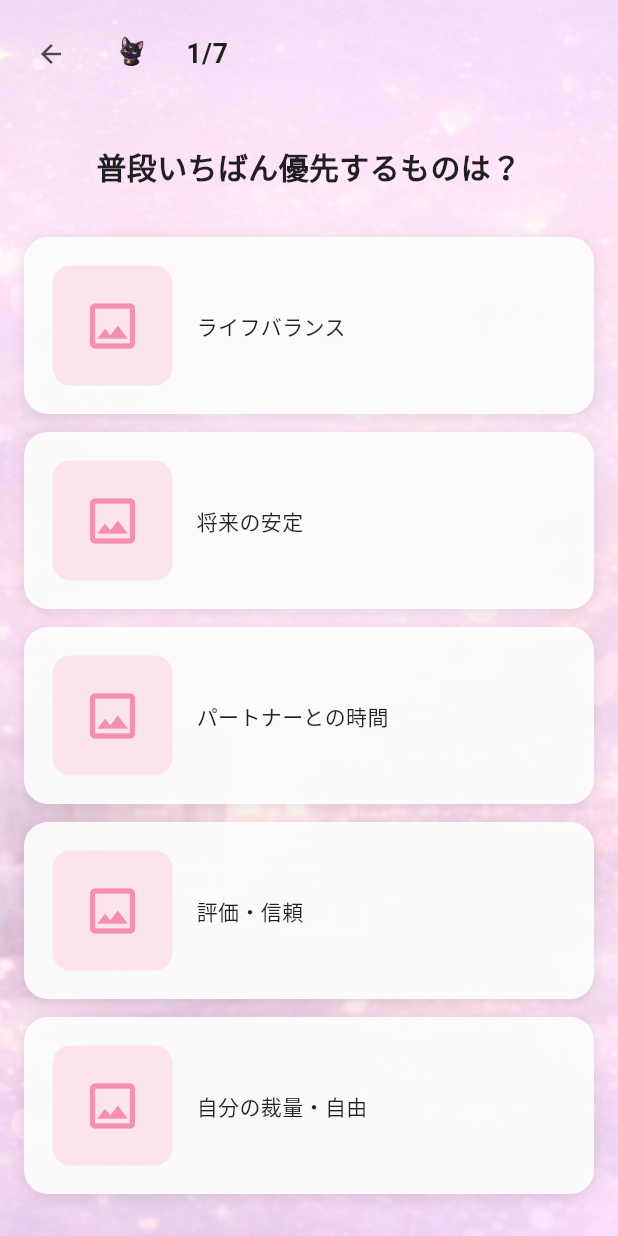
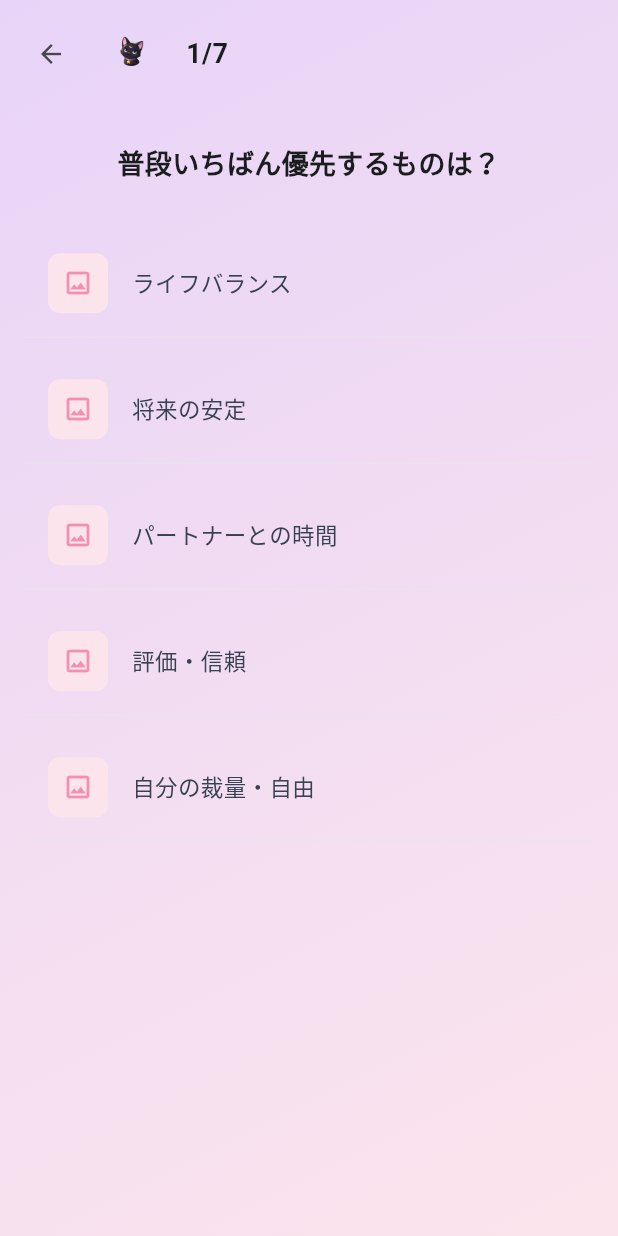
Before and after one commit to undefined-0825/permy, a Flutter app: the DiagnosisScreen screen opened directly with empty values, on a phone screen of 412 x 824 dp. Run offline on Flutter 3.47's test engine with Material 3 defaults, Android fonts, the phone set to English and light mode, and no system bars; our stand-ins replace flutter_secure_storage, shared_preferences; missing offline and left inert: receive_sharing_intent; accounts and stored records are empty; network calls fail; statements that could not run were skipped.

Commit message:
feat: design_rule.md に準拠した全画面デザイン統一
- 全画面で統一グラデーション背景 (#E8D4F8 → #FCE4EC) 適用
- Edge-less Flat スタイル採用（カード廃止、セパレーターのみ）
- 色コード統一：#1A1C1E (タイトル), #374151 (本文), #6B7280 (メタ)
- ボタン角丸を 28pt → 12pt に変更、無効化色を #E6DCE8 に統一
- タイポグラフィ体系統一：18pt/15pt/13pt (Bold/Regular/Medium)
- diagnosis_screen: 選択肢を Edge-less + Haptic フィードバック対応
- generate_screen: Card → 透明コンテナ + セパレーター
- 未使用変数・インポートを削除してコンパイルエラー解消
- SSOT.md の design_rule.md 参照記述を統一

対象画面：
- diagnosis_screen.dart
- generate_screen.dart
- settings_screen.dart
- onboarding_screen.dart
- migration_screen.dart
- persona_diagnosis_result_screen.dart
- about_privacy_screen.dart

```diff
--- a/frontend/lib/src/presentation/diagnosis_screen.dart
+++ b/frontend/lib/src/presentation/diagnosis_screen.dart
@@ -1,4 +1,5 @@
 import 'package:flutter/material.dart';
+import 'package:flutter/services.dart';
 
 import '../domain/persona_diagnosis.dart';
 
@@ -17,8 +18,6 @@ class _DiagnosisScreenState extends State<DiagnosisScreen> {
   String? _error;
   int _currentQuestionIndex = 0;
 
-  bool get _ready => _answers.length == diagnosisQuestions.length;
-
   @override
   Widget build(BuildContext context) {
     final question = diagnosisQuestions[_currentQuestionIndex];
@@ -26,15 +25,15 @@ class _DiagnosisScreenState extends State<DiagnosisScreen> {
         '${_currentQuestionIndex + 1}/${diagnosisQuestions.length}';
 
     return Scaffold(
-      backgroundColor: const Color(0xFFE8D4F8),
       body: Container(
         decoration: const BoxDecoration(
-          image: DecorationImage(
-            image: AssetImage(
-              'assets/images/backgrounds/diagnosis_background.png',
-            ),
-            fit: BoxFit.cover,
-            colorFilter: ColorFilter.mode(Color(0x66FFFFFF), BlendMode.lighten),
+          gradient: LinearGradient(
+            begin: Alignment.topLeft,
+            end: Alignment.bottomRight,
+            colors: [
+              Color(0xFFE8D4F8), // 淡いパープル
+              Color(0xFFFCE4EC), // 淡いピンク
+            ],
           ),
         ),
         child: SafeArea(
@@ -76,7 +75,7 @@ class _DiagnosisScreenState extends State<DiagnosisScreen> {
                       style: const TextStyle(
                         fontSize: 18,
                         fontWeight: FontWeight.bold,
-                        color: Colors.black87,
+                        color: Color(0xFF1A1C1E),
                       ),
                     ),
                   ],
@@ -95,10 +94,10 @@ class _DiagnosisScreenState extends State<DiagnosisScreen> {
                       Text(
                         question.title,
                         style: const TextStyle(
-                          fontSize: 20,
+                          fontSize: 18,
                           fontWeight: FontWeight.bold,
-                          color: Colors.black87,
-                          height: 1.5,
+                          color: Color(0xFF1A1C1E),
+                          height: 1.4,
                         ),
                         textAlign: TextAlign.center,
                       ),
@@ -149,9 +148,9 @@ class _DiagnosisScreenState extends State<DiagnosisScreen> {
                           style: ElevatedButton.styleFrom(
                             backgroundColor: const Color(0xFFFFB3C1),
                             foregroundColor: Colors.white,
-                            disabledBackgroundColor: Colors.grey.shade300,
+                            disabledBackgroundColor: const Color(0xFFE6DCE8),
                             shape: RoundedRectangleBorder(
-                              borderRadius: BorderRadius.circular(28),
+                              borderRadius: BorderRadius.circular(12),
                             ),
                             elevation: 0,
                           ),
@@ -185,9 +184,6 @@ class _DiagnosisScreenState extends State<DiagnosisScreen> {
       ),
     );
   }
-
-  bool get _canProceed =>
-      _answers.containsKey(diagnosisQuestions[_currentQuestionIndex].id);
 
   bool get _isLastQuestion =>
       _currentQuestionIndex == diagnosisQuestions.length - 1;
@@ -232,7 +228,7 @@ class _DiagnosisScreenState extends State<DiagnosisScreen> {
   }
 }
 
-class _ChoiceCard extends StatelessWidget {
+class _ChoiceCard extends StatefulWidget {
   const _ChoiceCard({
     required this.label,
     required this.isSelected,
@@ -244,42 +240,51 @@ class _ChoiceCard extends StatelessWidget {
   final VoidCallback onTap;
 
   @override
+  State<_ChoiceCard> createState() => _ChoiceCardState();
+}
+
+class _ChoiceCardState extends State<_ChoiceCard> {
+  bool _isHovering = false;
+
+  @override
   Widget build(BuildContext context) {
     return Padding(
       padding: const EdgeInsets.only(bottom: 12),
       child: InkWell(
-        onTap: onTap,
-        borderRadius: BorderRadius.circular(16),
+        onTap: () {
+          widget.onTap();
+          HapticFeedback.lightImpact();
+        },
+        onHover: (hovering) {
+          setState(() => _isHovering = hovering);
+        },
+        splashColor: const Color(0xFFF3F4F6),
+        highlightColor: const Color(0xFFF3F4F6),
         child: Container(
-          padding: const EdgeInsets.all(16),
+          height: 72,
+          padding: const EdgeInsets.symmetric(horizontal: 16),
           decoration: BoxDecoration(
-            color: Colors.white.withOpacity(0.9),
-            borderRadius: BorderRadius.circular(16),
-            border: Border.all(
-              color: isSelected ? const Color(0xFFFF69B4) : Colors.transparent,
-              width: 3,
+            color: _isHovering ? const Color(0xFFF3F4F6) : Colors.transparent,
+            border: Border(
+              bottom: BorderSide(
+                color: const Color(0xFFE5E7EB),
+                width: 0.5,
+              ),
             ),
-            boxShadow: [
-              BoxShadow(
-                color: Colors.black.withOpacity(0.1),
-                blurRadius: 8,
-                offset: const Offset(0, 2),
-              ),
-            ],
           ),
           child: Row(
             children: [
               // プレースホルダー画像エリア（後でキャラクター画像に差し替え）
               Container(
-                width: 80,
-                height: 80,
+                width: 40,
+                height: 40,
                 decoration: BoxDecoration(
                   color: Colors.pink.shade50,
-                  borderRadius: BorderRadius.circular(12),
+                  borderRadius: BorderRadius.circular(8),
                 ),
                 child: Icon(
                   Icons.image_outlined,
-                  size: 40,
+                  size: 20,
                   color: Colors.pink.shade200,
                 ),
               ),
@@ -287,21 +292,21 @@ class _ChoiceCard extends StatelessWidget {
               // テキスト
               Expanded(
                 child: Text(
-                  label,
+                  widget.label,
                   style: const TextStyle(
-                    fontSize: 14,
-                    fontWeight: FontWeight.w500,
-                    color: Colors.black87,
-                    height: 1.4,
+                    fontSize: 15,
+                    fontWeight: FontWeight.normal,
+                    color: Color(0xFF374151),
+                    height: 1.6,
                   ),
                 ),
               ),
               // チェックマーク
-              if (isSelected)
+              if (widget.isSelected)
                 const Icon(
                   Icons.check_circle,
                   color: Color(0xFFFF69B4),
-                  size: 28,
+                  size: 24,
                 ),
             ],
           ),
```
Also changed, not shown: frontend/lib/src/presentation/about_privacy_screen.dart (+8 -7 lines), frontend/lib/src/presentation/generate_screen.dart (+67 -24 lines), frontend/lib/src/presentation/migration_screen.dart (+21 -10 lines), frontend/lib/src/presentation/onboarding_screen.dart (+57 -17 lines), frontend/lib/src/presentation/persona_diagnosis_result_screen.dart (+7 -7 lines), frontend/lib/src/presentation/settings_screen.dart (+40 -26 lines), 2 other files.
